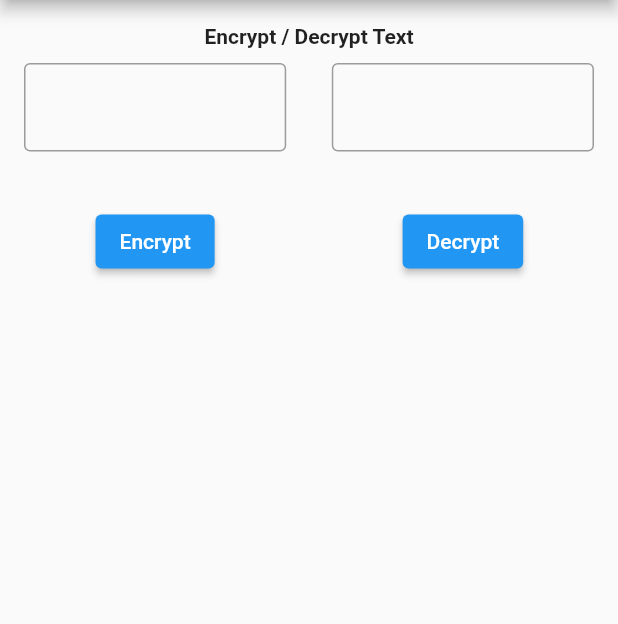
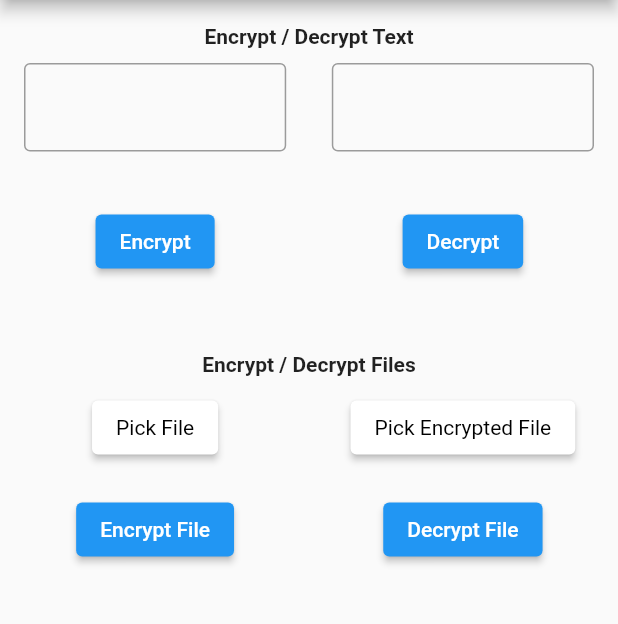
Before and after one commit to wizardoma/lokdon_sdk_demo, a Flutter app: the screen it shows after launch, on a phone screen of 412 x 824 dp, the part 84-708 px from its top. Run offline on Flutter 3.47's test engine with Material 2 defaults, Android fonts, the light colour scheme and no system bars; our stand-ins replace file_picker; missing offline and left inert: lokdon_sdk.

Commit message:
add file encryption and decryption

```diff
--- /dev/null
+++ b/lib/encrypt_file.dart
@@ -0,0 +1,168 @@
+import 'dart:io';
+
+import 'package:file_picker/file_picker.dart';
+import 'package:flutter/material.dart';
+import 'package:lokdon_sdk/lokdon_sdk.dart';
+
+class EncryptFile extends StatefulWidget {
+  const EncryptFile({Key? key}) : super(key: key);
+
+  @override
+  State<EncryptFile> createState() => _EncryptFileState();
+}
+
+class _EncryptFileState extends State<EncryptFile> {
+  File? rawFile, encryptedFile;
+  File? rawEncryptFile, decryptedFile;
+
+  @override
+  Widget build(BuildContext context) {
+    return Column(
+      children: [
+        const Text(
+          "Encrypt / Decrypt Files",
+          style: TextStyle(fontWeight: FontWeight.bold),
+        ),
+        const SizedBox(
+          height: 10,
+        ),
+        LayoutBuilder(
+          builder: (context, constraints) {
+            return Row(
+              mainAxisAlignment: MainAxisAlignment.spaceBetween,
+              children: [
+                SizedBox(
+                  width: constraints.maxWidth * 0.46,
+                  child: Column(
+                    mainAxisSize: MainAxisSize.min,
+                    children: [
+                      ElevatedButton(
+                        style: ElevatedButton.styleFrom(
+                            backgroundColor: Colors.white,
+                            textStyle: const TextStyle(color: Colors.black)),
+                        onPressed: () async {
+                          FilePickerResult? result =
+                              await FilePicker.platform.pickFiles();
+
+                          if (result != null) {
+                            File file = File(result.files.single.path!);
+                            setState(() {
+                              rawFile = file;
+                            });
+                          } else {
+                            // User canceled the picker
+                          }
+                        },
+                        child: const Text(
+                          "Pick File",
+                          style: TextStyle(color: Colors.black),
+                        ),
+                      ),
+                      const SizedBox(
+                        height: 10,
+                      ),
+                      if (rawFile != null) SelectableText(rawFile!.path),
+                      if (encryptedFile != null)
+                        Column(
+                          mainAxisSize: MainAxisSize.min,
+                          children: [
+                            const SizedBox(
+                              height: 20,
+                            ),
+                            Row(
+                              children: [
+                                const Text("Enrypted File: "),
+                                Expanded(child: Text(encryptedFile!.path))
+                              ],
+                            )
+                          ],
+                        ),
+                      const SizedBox(
+                        height: 10,
+                      ),
+                      ElevatedButton(
+                          onPressed: () {
+                            if (rawFile != null) {
+                              // print(rawFile!.parent.path);
+                              setState(() {
+                                encryptedFile = encryptFile(rawFile!, "alex",
+                                    "/storage/emulated/0/Download/${rawFile!.path.split("/").last}");
+                              });
+                            }
+                          },
+                          child: const Text("Encrypt File"))
+                    ],
+                  ),
+                ),
+                SizedBox(
+                  width: constraints.maxWidth * 0.46,
+                  child: Column(
+                    mainAxisSize: MainAxisSize.min,
+                    children: [
+                      ElevatedButton(
+                        style: ElevatedButton.styleFrom(
+                            backgroundColor: Colors.white,
+                            textStyle: const TextStyle(color: Colors.black)),
+                        onPressed: () async {
+                          FilePickerResult? result =
+                              await FilePicker.platform.pickFiles();
+
+                          if (result != null) {
+                            File file = File(result.files.single.path!);
+                            setState(() {
+                              rawEncryptFile = file;
+                            });
+                          } else {
+                            // User canceled the picker
+                          }
+                        },
+                        child: const Text(
+                          "Pick Encrypted File",
+                          style: TextStyle(color: Colors.black),
+                        ),
+                      ),
+                      const SizedBox(
+                        height: 10,
+                      ),
+                      if (rawEncryptFile != null)
+                        SelectableText(rawEncryptFile!.path),
+                      if (decryptedFile != null)
+                        Column(
+                          mainAxisSize: MainAxisSize.min,
+                          children: [
+                            const SizedBox(
+                              height: 20,
+                            ),
+                            Row(
+                              children: [
+                                const Text("Decrypted File: "),
+                                Expanded(child: Text(decryptedFile!.path))
+                              ],
+                            )
+                          ],
+                        ),
+                      const SizedBox(
+                        height: 10,
+                      ),
+                      ElevatedButton(
+                          onPressed: () {
+                            if (rawEncryptFile != null) {
+                              // print(rawFile!.parent.path);
+                              setState(() {
+                                decryptedFile = decryptFile(rawEncryptFile!,
+                                    "alex", "/storage/emulated/0/Download/${rawEncryptFile!.path.split("/").last}");
+                              });
+                            }
+                          },
+                          child: const Text("Decrypt File"))
+                    ],
+                  ),
+                ),
+              ],
+            );
+          },
+        ),
+      ],
+    );
+  }
+}
--- a/lib/encrypt_text.dart
+++ b/lib/encrypt_text.dart
@@ -52,6 +52,7 @@ class _EncryptTextState extends State<EncryptText> {
 
                         var string = encryptString(text);
                         setState(() {
+
                           textResult = string;
                         });
                         }
--- a/lib/main.dart
+++ b/lib/main.dart
@@ -1,4 +1,5 @@
 import 'package:flutter/material.dart';
+import 'package:lokdon_sdk_demo/encrypt_file.dart';
 import 'package:lokdon_sdk_demo/encrypt_text.dart';
 
 void main() {
@@ -43,7 +44,9 @@ class _MyAppState extends State<HomePage> {
           child: Column(
 
             children: [
-              EncryptText()
+              EncryptText(),
+              SizedBox(height: 50,),
+              EncryptFile()
             ],
           ),
         ),
--- a/pubspec.yaml
+++ b/pubspec.yaml
@@ -32,6 +32,7 @@ dependencies:
   flutter:
     sdk: flutter
   lokdon_sdk: ^1.0.1
+  file_picker: ^5.2.2
 
 
   # The following adds the Cupertino Icons font to your application.
```
Also changed, not shown: pubspec.lock, 4 other files.
